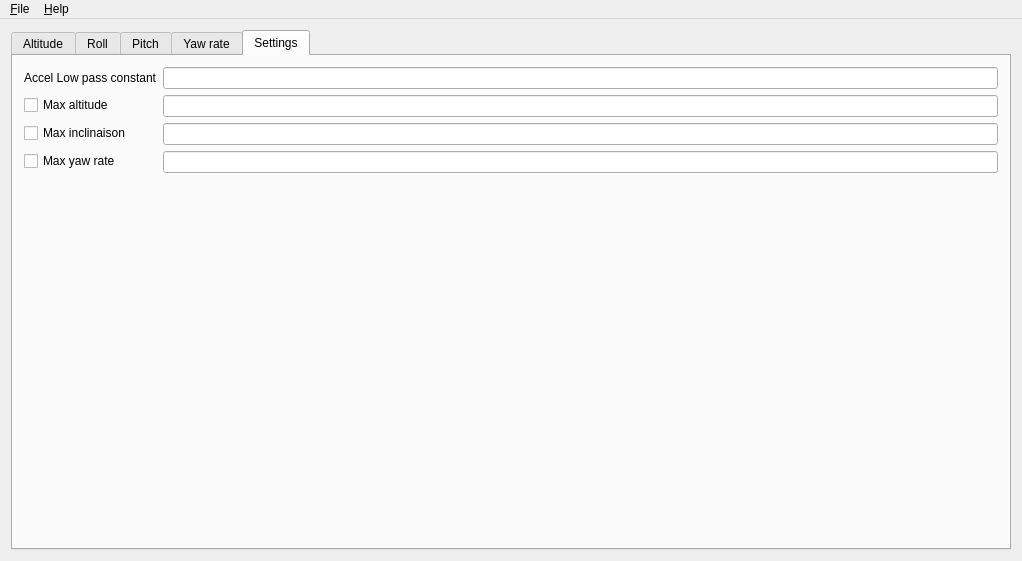
The window that src/mainwindow.ui (cepr/hummingdroid-gcs-qt) describes before a commit, drawn with Qt 5.
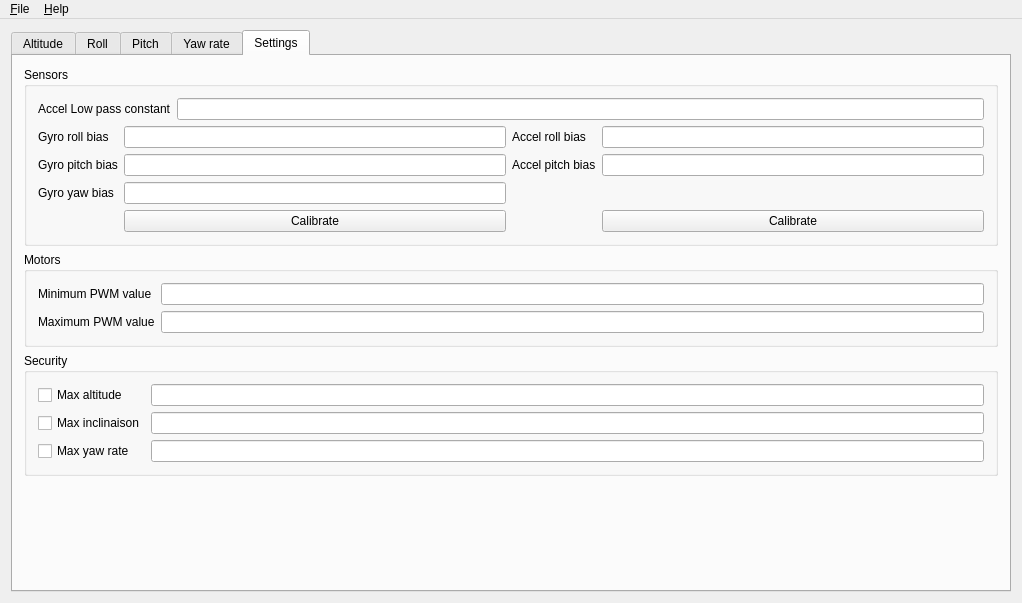
The same window after the commit. The open tabs and pages were chosen to show the change. Icons and pictures are not drawn. Custom widgets are drawn as their Qt base class.

What changed in the file:
```diff
--- a/src/mainwindow.ui
+++ b/src/mainwindow.ui
@@ -7,7 +7,7 @@
     <x>0</x>
     <y>0</y>
     <width>1022</width>
-    <height>561</height>
+    <height>603</height>
    </rect>
   </property>
   <property name="sizePolicy">
@@ -79,46 +79,165 @@
           <property name="fieldGrowthPolicy">
            <enum>QFormLayout::AllNonFixedFieldsGrow</enum>
           </property>
-          <item row="1" column="0">
-           <widget class="QLabel" name="accel_low_pass_label">
-            <property name="text">
-             <string>Accel Low pass constant</string>
+          <item row="3" column="0" colspan="2">
+           <widget class="QGroupBox" name="groupBox_2">
+            <property name="title">
+             <string>Security</string>
             </property>
+            <layout class="QGridLayout" name="gridLayout_3">
+             <item row="1" column="1">
+              <widget class="QLineEdit" name="inclinaison_max"/>
+             </item>
+             <item row="1" column="0">
+              <widget class="QCheckBox" name="inclinaison_max_enabled">
+               <property name="text">
+                <string>Max inclinaison</string>
+               </property>
+              </widget>
+             </item>
+             <item row="0" column="1">
+              <widget class="QLineEdit" name="altitude_max"/>
+             </item>
+             <item row="0" column="0">
+              <widget class="QCheckBox" name="altitude_max_enabled">
+               <property name="text">
+                <string>Max altitude</string>
+               </property>
+              </widget>
+             </item>
+             <item row="2" column="0">
+              <widget class="QCheckBox" name="yaw_rate_max_enabled">
+               <property name="text">
+                <string>Max yaw rate</string>
+               </property>
+              </widget>
+             </item>
+             <item row="2" column="1">
+              <widget class="QLineEdit" name="yaw_rate_max"/>
+             </item>
+            </layout>
            </widget>
           </item>
-          <item row="1" column="1">
-           <widget class="QLineEdit" name="accel_low_pass"/>
-          </item>
-          <item row="2" column="0">
-           <widget class="QCheckBox" name="altitude_max_enabled">
-            <property name="text">
-             <string>Max altitude</string>
+          <item row="0" column="0" colspan="2">
+           <widget class="QGroupBox" name="groupBox">
+            <property name="title">
+             <string>Sensors</string>
             </property>
+            <layout class="QGridLayout" name="gridLayout_2">
+             <item row="0" column="0">
+              <layout class="QHBoxLayout" name="horizontalLayout">
+               <item>
+                <widget class="QLabel" name="accel_low_pass_label">
+                 <property name="text">
+                  <string>Accel Low pass constant</string>
+                 </property>
+                </widget>
+               </item>
+               <item>
+                <widget class="QLineEdit" name="accel_low_pass"/>
+               </item>
+              </layout>
+             </item>
+             <item row="1" column="0">
+              <layout class="QGridLayout" name="gridLayout_5">
+               <item row="0" column="0">
+                <widget class="QLabel" name="label">
+                 <property name="text">
+                  <string>Gyro roll bias</string>
+                 </property>
+                </widget>
+               </item>
+               <item row="0" column="1">
+                <widget class="QLineEdit" name="gyro_roll_bias"/>
+               </item>
+               <item row="1" column="1">
+                <widget class="QLineEdit" name="gyro_pitch_bias"/>
+               </item>
+               <item row="2" column="0">
+                <widget class="QLabel" name="label_3">
+                 <property name="text">
+                  <string>Gyro yaw bias</string>
+                 </property>
+                </widget>
+               </item>
+               <item row="3" column="1">
+                <widget class="QPushButton" name="calibrate_gyro">
+                 <property name="text">
+                  <string>Calibrate</string>
+                 </property>
+                </widget>
+               </item>
+               <item row="0" column="2">
+                <widget class="QLabel" name="label_6">
+                 <property name="text">
+                  <string>Accel roll bias</string>
+                 </property>
+                </widget>
+               </item>
+               <item row="3" column="4">
+                <widget class="QPushButton" name="calibrate_accel">
+                 <property name="text">
+                  <string>Calibrate</string>
+                 </property>
+                </widget>
+               </item>
+               <item row="1" column="0">
+                <widget class="QLabel" name="label_2">
+                 <property name="text">
+                  <string>Gyro pitch bias</string>
+                 </property>
+                </widget>
+               </item>
+               <item row="2" column="1">
+                <widget class="QLineEdit" name="gyro_yaw_bias"/>
+               </item>
+               <item row="0" column="4">
+                <widget class="QLineEdit" name="accel_roll_bias"/>
+               </item>
+               <item row="1" column="2">
+                <widget class="QLabel" name="label_7">
+                 <property name="text">
+                  <string>Accel pitch bias</string>
+                 </property>
+                </widget>
+               </item>
+               <item row="1" column="4">
+                <widget class="QLineEdit" name="accel_pitch_bias"/>
+               </item>
+              </layout>
+             </item>
+            </layout>
            </widget>
           </item>
-          <item row="2" column="1">
-           <widget class="QLineEdit" name="altitude_max"/>
-          </item>
-          <item row="3" column="0">
-           <widget class="QCheckBox" name="inclinaison_max_enabled">
-            <property name="text">
-             <string>Max inclinaison</string>
+          <item row="2" column="0" colspan="2">
+           <widget class="QGroupBox" name="groupBox_3">
+            <property name="title">
+             <string>Motors</string>
             </property>
+            <layout class="QGridLayout" name="gridLayout_4">
+             <item row="0" column="0">
+              <widget class="QLabel" name="label_4">
+               <property name="text">
+                <string>Minimum PWM value</string>
+               </property>
+              </widget>
+             </item>
+             <item row="0" column="1">
+              <widget class="QLineEdit" name="min_pwm"/>
+             </item>
+             <item row="1" column="0">
+              <widget class="QLabel" name="label_5">
+               <property name="text">
+                <string>Maximum PWM value</string>
+               </property>
+              </widget>
+             </item>
+             <item row="1" column="1">
+              <widget class="QLineEdit" name="max_pwm"/>
+             </item>
+            </layout>
            </widget>
           </item>
-          <item row="3" column="1">
-           <widget class="QLineEdit" name="inclinaison_max"/>
-          </item>
-          <item row="4" column="0">
-           <widget class="QCheckBox" name="yaw_rate_max_enabled">
-            <property name="text">
-             <string>Max yaw rate</string>
-            </property>
-           </widget>
-          </item>
-          <item row="4" column="1">
-           <widget class="QLineEdit" name="yaw_rate_max"/>
-          </item>
          </layout>
         </item>
        </layout>
```
Left out of the diff: 2 changed lines with no effect on the pictures.
